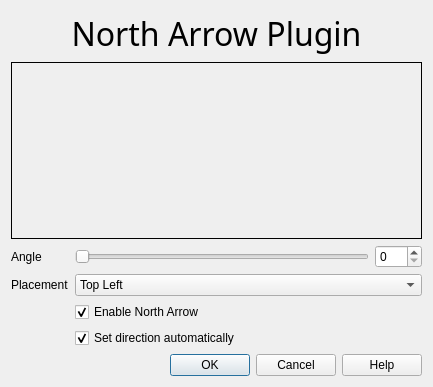
Above: qgis/src/plugins/north_arrow/pluginguibase.ui from sourcepole/qgis before the change. Below: the same form after it.
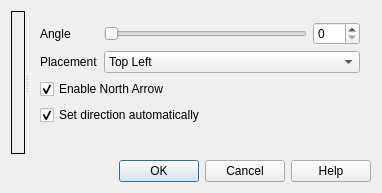
That is the form after the change. Icons and pictures are not drawn.

```diff
--- a/qgis/src/plugins/north_arrow/pluginguibase.ui
+++ b/qgis/src/plugins/north_arrow/pluginguibase.ui
@@ -1,12 +1,12 @@
 <ui version="4.0" >
  <class>QgsNorthArrowPluginGuiBase</class>
- <widget class="QDialog" name="QgsNorthArrowPluginGuiBase" >
-  <property name="geometry" >
+ <widget class="QDialog" name="QgsNorthArrowPluginGuiBase">
+  <property name="geometry">
    <rect>
     <x>0</x>
     <y>0</y>
-    <width>433</width>
-    <height>387</height>
+    <width>382</width>
+    <height>193</height>
    </rect>
   </property>
   <property name="windowTitle" >
@@ -17,38 +17,15 @@
     <normaloff/>
    </iconset>
   </property>
-  <layout class="QGridLayout" >
-   <item row="0" column="0" colspan="3" >
-    <widget class="QLabel" name="txtHeading" >
-     <property name="sizePolicy" >
-      <sizepolicy vsizetype="Minimum" hsizetype="Preferred" >
-       <horstretch>0</horstretch>
-       <verstretch>0</verstretch>
-      </sizepolicy>
+  <layout class="QVBoxLayout" name="verticalLayout">
+   <item>
+    <widget class="QSplitter" name="splitter">
+     <property name="orientation">
+      <enum>Qt::Horizontal</enum>
      </property>
-     <property name="font" >
-      <font>
-       <family>Sans Serif</family>
-       <pointsize>24</pointsize>
-       <weight>50</weight>
-       <italic>false</italic>
-       <bold>false</bold>
-       <underline>false</underline>
-       <strikeout>false</strikeout>
-      </font>
-     </property>
-     <property name="text" >
-      <string>North Arrow Plugin</string>
-     </property>
-     <property name="alignment" >
-      <set>Qt::AlignCenter</set>
-     </property>
-    </widget>
-   </item>
-   <item row="1" column="0" colspan="3" >
-    <widget class="QLabel" name="pixmapLabel" >
-     <property name="sizePolicy" >
-      <sizepolicy vsizetype="MinimumExpanding" hsizetype="Preferred" >
+     <widget class="QLabel" name="pixmapLabel">
+      <property name="sizePolicy">
+       <sizepolicy hsizetype="Preferred" vsizetype="MinimumExpanding">
        <horstretch>0</horstretch>
        <verstretch>0</verstretch>
       </sizepolicy>
@@ -66,10 +43,11 @@
       <set>Qt::AlignCenter</set>
      </property>
     </widget>
-   </item>
-   <item row="2" column="0" >
-    <widget class="QLabel" name="textLabel6" >
-     <property name="text" >
+     <widget class="QWidget" name="">
+      <layout class="QGridLayout" name="gridLayout">
+       <item row="0" column="0">
+        <widget class="QLabel" name="textLabel6">
+         <property name="text">
       <string>Angle</string>
      </property>
      <property name="buddy" >
@@ -77,9 +55,9 @@
      </property>
     </widget>
    </item>
-   <item row="2" column="1" >
-    <widget class="QSlider" name="sliderRotation" >
-     <property name="toolTip" >
+       <item row="0" column="1">
+        <widget class="QSlider" name="sliderRotation">
+         <property name="toolTip">
       <string/>
      </property>
      <property name="maximum" >
@@ -96,9 +74,9 @@
      </property>
     </widget>
    </item>
-   <item row="2" column="2" >
-    <widget class="QSpinBox" name="spinAngle" >
-     <property name="maximum" >
+       <item row="0" column="2">
+        <widget class="QSpinBox" name="spinAngle">
+         <property name="maximum">
       <number>360</number>
      </property>
      <property name="singleStep" >
@@ -109,9 +87,9 @@
      </property>
     </widget>
    </item>
-   <item row="3" column="0" >
-    <widget class="QLabel" name="textLabel8" >
-     <property name="text" >
+       <item row="1" column="0">
+        <widget class="QLabel" name="textLabel8">
+         <property name="text">
       <string>Placement</string>
      </property>
      <property name="buddy" >
@@ -119,9 +97,9 @@
      </property>
     </widget>
    </item>
-   <item row="3" column="1" colspan="2" >
-    <widget class="QComboBox" name="cboPlacement" >
-     <property name="toolTip" >
+       <item row="1" column="1" colspan="2">
+        <widget class="QComboBox" name="cboPlacement">
+         <property name="toolTip">
       <string>Placement on screen</string>
      </property>
      <item>
@@ -146,9 +124,9 @@
      </item>
     </widget>
    </item>
-   <item row="4" column="1" colspan="2" >
-    <widget class="QCheckBox" name="cboxShow" >
-     <property name="text" >
+       <item row="2" column="0" colspan="3">
+        <widget class="QCheckBox" name="cboxShow">
+         <property name="text">
       <string>Enable North Arrow</string>
      </property>
      <property name="checked" >
@@ -156,9 +134,9 @@
      </property>
     </widget>
    </item>
-   <item row="5" column="1" colspan="2" >
-    <widget class="QCheckBox" name="cboxAutomatic" >
-     <property name="toolTip" >
+       <item row="3" column="0" colspan="3">
+        <widget class="QCheckBox" name="cboxAutomatic">
+         <property name="toolTip">
       <string/>
      </property>
      <property name="whatsThis" >
@@ -172,19 +150,36 @@
      </property>
     </widget>
    </item>
-   <item row="6" column="0" colspan="3" >
-    <widget class="QDialogButtonBox" name="buttonBox" >
-     <property name="orientation" >
+       <item row="4" column="0">
+        <spacer name="verticalSpacer">
+         <property name="orientation">
+          <enum>Qt::Vertical</enum>
+         </property>
+         <property name="sizeHint" stdset="0">
+          <size>
+           <width>20</width>
+           <height>40</height>
+          </size>
+         </property>
+        </spacer>
+       </item>
+      </layout>
+     </widget>
+    </widget>
+   </item>
+   <item>
+    <widget class="QDialogButtonBox" name="buttonBox">
+     <property name="orientation">
       <enum>Qt::Horizontal</enum>
      </property>
-     <property name="standardButtons" >
-      <set>QDialogButtonBox::Cancel|QDialogButtonBox::Help|QDialogButtonBox::NoButton|QDialogButtonBox::Ok</set>
+     <property name="standardButtons">
+      <set>QDialogButtonBox::Cancel|QDialogButtonBox::Help|QDialogButtonBox::Ok</set>
      </property>
     </widget>
    </item>
   </layout>
  </widget>
- <layoutdefault spacing="6" margin="11" />
+ <layoutdefault spacing="6" margin="11"/>
  <tabstops>
   <tabstop>sliderRotation</tabstop>
   <tabstop>spinAngle</tabstop>
```
Left out of the diff: 57 changed lines with no effect on the pictures. Lines whose indentation alone changed are shown as unchanged.
